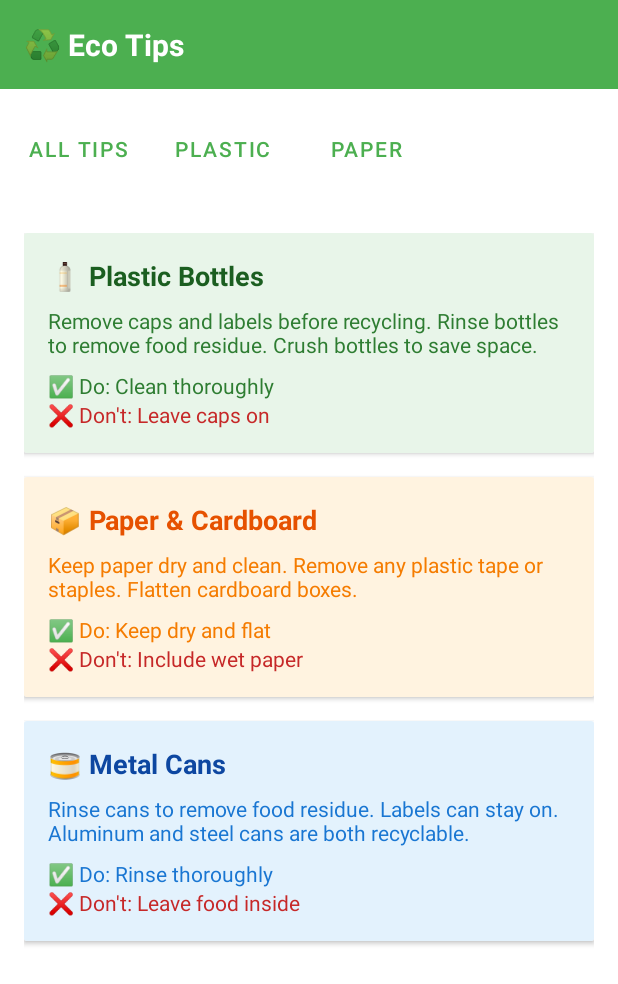
After one commit to MadhukaH/EcoWasteReporter, an Android app: the RecyclingTipsPage screen opened directly, with no data from a screen before it, on a phone screen of 412 x 824 dp. The commit adds this screen. Shown: the top 984 px of the screen. Run offline under Robolectric (Android 15) with nearby library versions, the phone set to English and light mode, and no system bars; our stand-ins replace CircleImageView.

Commit message:
Create Recycling Page UI

```diff
--- a/app/src/main/AndroidManifest.xml
+++ b/app/src/main/AndroidManifest.xml
@@ -41,6 +41,9 @@
         <activity
             android:name=".MyReportPage"
             android:exported="false" />
+        <activity
+            android:name=".RecyclingTipsPage"
+            android:exported="false" />
     </application>
 
 </manifest>
--- a/app/src/main/java/com/s23010169/ecowastereporter/PeopleHomePage.java
+++ b/app/src/main/java/com/s23010169/ecowastereporter/PeopleHomePage.java
@@ -69,7 +69,8 @@ public class PeopleHomePage extends AppCompatActivity implements View.OnClickLis
             Intent intent = new Intent(PeopleHomePage.this, MyReportPage.class);
             startActivity(intent);
         } else if (id == R.id.recyclingTipsCard) {
-            showFeatureMessage("Recycling Tips");
+            Intent intent = new Intent(PeopleHomePage.this, RecyclingTipsPage.class);
+            startActivity(intent);
         }
     }
 
--- /dev/null
+++ b/app/src/main/java/com/s23010169/ecowastereporter/RecyclingTipsPage.java
@@ -0,0 +1,71 @@
+package com.s23010169.ecowastereporter;
+
+import android.os.Bundle;
+import android.view.View;
+import android.widget.Button;
+import androidx.appcompat.app.AppCompatActivity;
+import androidx.cardview.widget.CardView;
+
+public class RecyclingTipsPage extends AppCompatActivity {
+    private Button btnAllTips, btnPlastic, btnPaper;
+    private CardView plasticCard, paperCard, metalCard;
+
+    @Override
+    protected void onCreate(Bundle savedInstanceState) {
+        super.onCreate(savedInstanceState);
+        setContentView(R.layout.activity_recycling_tips_page);
+
+        // Initialize views
+        btnAllTips = findViewById(R.id.btnAllTips);
+        btnPlastic = findViewById(R.id.btnPlastic);
+        btnPaper = findViewById(R.id.btnPaper);
+
+        // Set initial state
+        btnAllTips.setSelected(true);
+        btnPlastic.setSelected(false);
+        btnPaper.setSelected(false);
+
+        // Set click listeners for tabs
+        btnAllTips.setOnClickListener(v -> {
+            setTabSelected(btnAllTips);
+            showAllCards();
+        });
+
+        btnPlastic.setOnClickListener(v -> {
+            setTabSelected(btnPlastic);
+            showPlasticOnly();
+        });
+
+        btnPaper.setOnClickListener(v -> {
+            setTabSelected(btnPaper);
+            showPaperOnly();
+        });
+    }
+
+    private void setTabSelected(Button selectedButton) {
+        btnAllTips.setSelected(selectedButton == btnAllTips);
+        btnPlastic.setSelected(selectedButton == btnPlastic);
+        btnPaper.setSelected(selectedButton == btnPaper);
+    }
+
+    private void showAllCards() {
+        // Show all cards
+        if (plasticCard != null) plasticCard.setVisibility(View.VISIBLE);
+        if (paperCard != null) paperCard.setVisibility(View.VISIBLE);
+        if (metalCard != null) metalCard.setVisibility(View.VISIBLE);
+    }
+
+    private void showPlasticOnly() {
+        // Show only plastic card
+        if (plasticCard != null) plasticCard.setVisibility(View.VISIBLE);
+        if (paperCard != null) paperCard.setVisibility(View.GONE);
+        if (metalCard != null) metalCard.setVisibility(View.GONE);
+    }
+
+    private void showPaperOnly() {
+        // Show only paper card
+        if (plasticCard != null) plasticCard.setVisibility(View.GONE);
+        if (paperCard != null) paperCard.setVisibility(View.VISIBLE);
+        if (metalCard != null) metalCard.setVisibility(View.GONE);
+    }
+}
--- a/app/src/main/res/layout/activity_my_report_page.xml
+++ b/app/src/main/res/layout/activity_my_report_page.xml
@@ -17,7 +17,6 @@
             android:layout_width="wrap_content"
             android:layout_height="wrap_content"
             android:layout_marginStart="20dp"
-            android:text="My Reports"
             android:textColor="@android:color/white"
             android:textSize="28sp"
             android:textStyle="bold"
--- /dev/null
+++ b/app/src/main/res/layout/activity_recycling_tips_page.xml
@@ -0,0 +1,216 @@
+<?xml version="1.0" encoding="utf-8"?>
+<LinearLayout xmlns:android="http://schemas.android.com/apk/res/android"
+    android:layout_width="match_parent"
+    android:layout_height="match_parent"
+    android:orientation="vertical">
+
+    <TextView
+        android:layout_width="match_parent"
+        android:layout_height="wrap_content"
+        android:background="@color/green"
+        android:padding="16dp"
+        android:text="♻️ Eco Tips"
+        android:textColor="@android:color/white"
+        android:textSize="20sp"
+        android:textStyle="bold" />
+
+    <HorizontalScrollView
+        android:layout_width="match_parent"
+        android:layout_height="wrap_content"
+        android:scrollbars="none"
+        android:layout_marginTop="8dp"
+        android:layout_marginBottom="8dp">
+
+        <LinearLayout
+            android:layout_width="wrap_content"
+            android:layout_height="wrap_content"
+            android:orientation="horizontal"
+            android:padding="8dp">
+
+            <Button
+                android:id="@+id/btnAllTips"
+                android:layout_width="wrap_content"
+                android:layout_height="wrap_content"
+                android:text="All Tips"
+                android:layout_marginEnd="8dp"
+                android:background="@drawable/tab_selector"
+                style="?android:attr/buttonBarButtonStyle" />
+
+            <Button
+                android:id="@+id/btnPlastic"
+                android:layout_width="wrap_content"
+                android:layout_height="wrap_content"
+                android:text="Plastic"
+                android:layout_marginEnd="8dp"
+                android:background="@drawable/tab_selector"
+                style="?android:attr/buttonBarButtonStyle" />
+
+            <Button
+                android:id="@+id/btnPaper"
+                android:layout_width="wrap_content"
+                android:layout_height="wrap_content"
+                android:text="Paper"
+                android:background="@drawable/tab_selector"
+                style="?android:attr/buttonBarButtonStyle" />
+        </LinearLayout>
+    </HorizontalScrollView>
+
+    <ScrollView
+        android:layout_width="match_parent"
+        android:layout_height="match_parent">
+
+        <LinearLayout
+            android:layout_width="match_parent"
+            android:layout_height="wrap_content"
+            android:orientation="vertical"
+            android:padding="16dp">
+
+            <!-- Plastic Bottles Card -->
+            <androidx.cardview.widget.CardView
+                android:layout_width="match_parent"
+                android:layout_height="wrap_content"
+                android:layout_marginBottom="16dp">
+
+                <LinearLayout
+                    android:layout_width="match_parent"
+                    android:layout_height="wrap_content"
+                    android:orientation="vertical"
+                    android:padding="16dp"
+                    android:background="#E8F5E9">
+
+                    <TextView
+                        android:layout_width="wrap_content"
+                        android:layout_height="wrap_content"
+                        android:text="🧴 Plastic Bottles"
+                        android:textSize="18sp"
+                        android:textStyle="bold"
+                        android:textColor="#1B5E20"/>
+
+                    <TextView
+                        android:layout_width="wrap_content"
+                        android:layout_height="wrap_content"
+                        android:layout_marginTop="8dp"
+                        android:text="Remove caps and labels before recycling. Rinse bottles to remove food residue. Crush bottles to save space."
+                        android:textColor="#2E7D32"/>
+
+                    <LinearLayout
+                        android:layout_width="match_parent"
+                        android:layout_height="wrap_content"
+                        android:orientation="vertical"
+                        android:layout_marginTop="8dp">
+
+                        <TextView
+                            android:layout_width="wrap_content"
+                            android:layout_height="wrap_content"
+                            android:text="✅ Do: Clean thoroughly"
+                            android:textColor="#2E7D32"/>
+
+                        <TextView
+                            android:layout_width="wrap_content"
+                            android:layout_height="wrap_content"
+                            android:text="❌ Don't: Leave caps on"
+                            android:textColor="#C62828"/>
+                    </LinearLayout>
+                </LinearLayout>
+            </androidx.cardview.widget.CardView>
+
+            <!-- Paper & Cardboard Card -->
+            <androidx.cardview.widget.CardView
+                android:layout_width="match_parent"
+                android:layout_height="wrap_content"
+                android:layout_marginBottom="16dp">
+
+                <LinearLayout
+                    android:layout_width="match_parent"
+                    android:layout_height="wrap_content"
+                    android:orientation="vertical"
+                    android:padding="16dp"
+                    android:background="#FFF3E0">
+
+                    <TextView
+                        android:layout_width="wrap_content"
+                        android:layout_height="wrap_content"
+                        android:text="📦 Paper &amp; Cardboard"
+                        android:textSize="18sp"
+                        android:textStyle="bold"
+                        android:textColor="#E65100"/>
+
+                    <TextView
+                        android:layout_width="wrap_content"
+                        android:layout_height="wrap_content"
+                        android:layout_marginTop="8dp"
+                        android:text="Keep paper dry and clean. Remove any plastic tape or staples. Flatten cardboard boxes."
+                        android:textColor="#F57C00"/>
+
+                    <LinearLayout
+                        android:layout_width="match_parent"
+                        android:layout_height="wrap_content"
+                        android:orientation="vertical"
+                        android:layout_marginTop="8dp">
+
+                        <TextView
+                            android:layout_width="wrap_content"
+                            android:layout_height="wrap_content"
+                            android:text="✅ Do: Keep dry and flat"
+                            android:textColor="#F57C00"/>
+
+                        <TextView
+                            android:layout_width="wrap_content"
+                            android:layout_height="wrap_content"
+                            android:text="❌ Don't: Include wet paper"
+                            android:textColor="#C62828"/>
+                    </LinearLayout>
+                </LinearLayout>
+            </androidx.cardview.widget.CardView>
+
+            <!-- Metal Cans Card -->
+            <androidx.cardview.widget.CardView
+                android:layout_width="match_parent"
+                android:layout_height="wrap_content"
+                android:layout_marginBottom="16dp">
+
+                <LinearLayout
+                    android:layout_width="match_parent"
+                    android:layout_height="wrap_content"
+                    android:orientation="vertical"
+                    android:padding="16dp"
+                    android:background="#E3F2FD">
+
+                    <TextView
+                        android:layout_width="wrap_content"
+                        android:layout_height="wrap_content"
+                        android:text="🥫 Metal Cans"
+                        android:textSize="18sp"
+                        android:textStyle="bold"
+                        android:textColor="#0D47A1"/>
+
+                    <TextView
+                        android:layout_width="wrap_content"
+                        android:layout_height="wrap_content"
+                        android:layout_marginTop="8dp"
+                        android:text="Rinse cans to remove food residue. Labels can stay on. Aluminum and steel cans are both recyclable."
+                        android:textColor="#1976D2"/>
+
+                    <LinearLayout
+                        android:layout_width="match_parent"
+                        android:layout_height="wrap_content"
+                        android:orientation="vertical"
+                        android:layout_marginTop="8dp">
+
+                        <TextView
+                            android:layout_width="wrap_content"
+                            android:layout_height="wrap_content"
+                            android:text="✅ Do: Rinse thoroughly"
+                            android:textColor="#1976D2"/>
+
+                        <TextView
+                            android:layout_width="wrap_content"
+                            android:layout_height="wrap_content"
+                            android:text="❌ Don't: Leave food inside"
+                            android:textColor="#C62828"/>
+                    </LinearLayout>
+                </LinearLayout>
+            </androidx.cardview.widget.CardView>
+        </LinearLayout>
+    </ScrollView>
+</LinearLayout>
```
